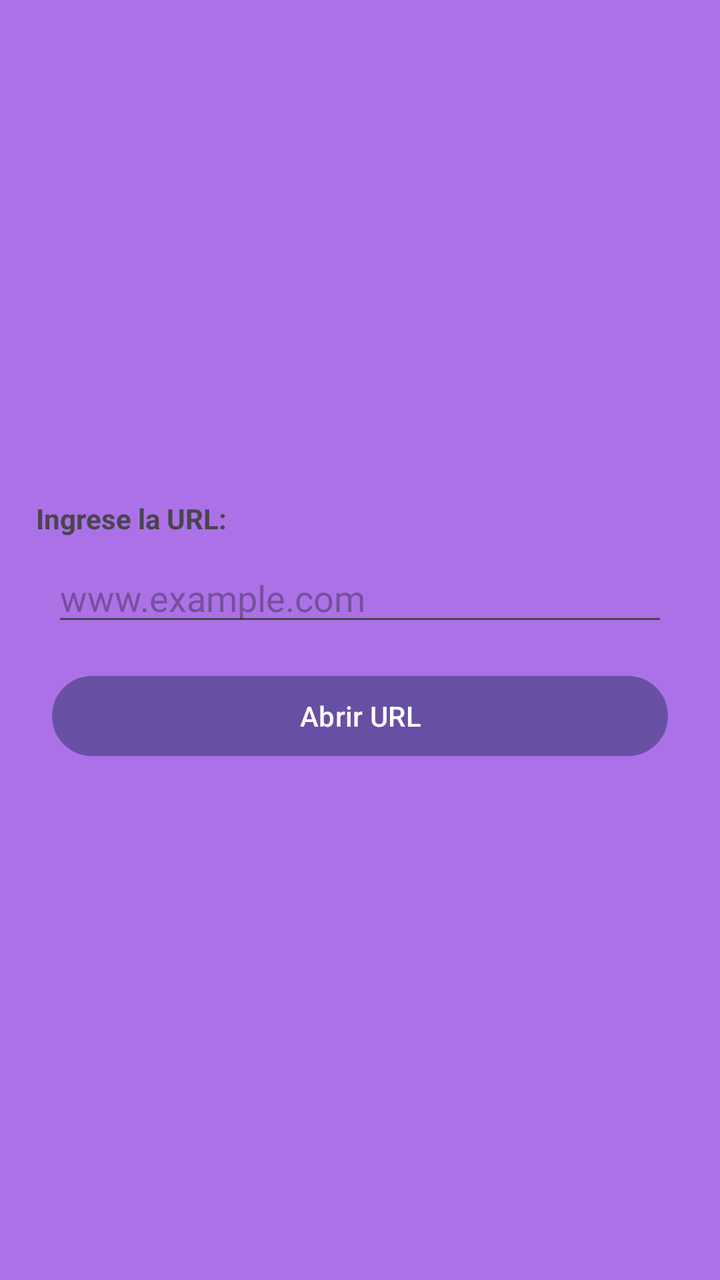
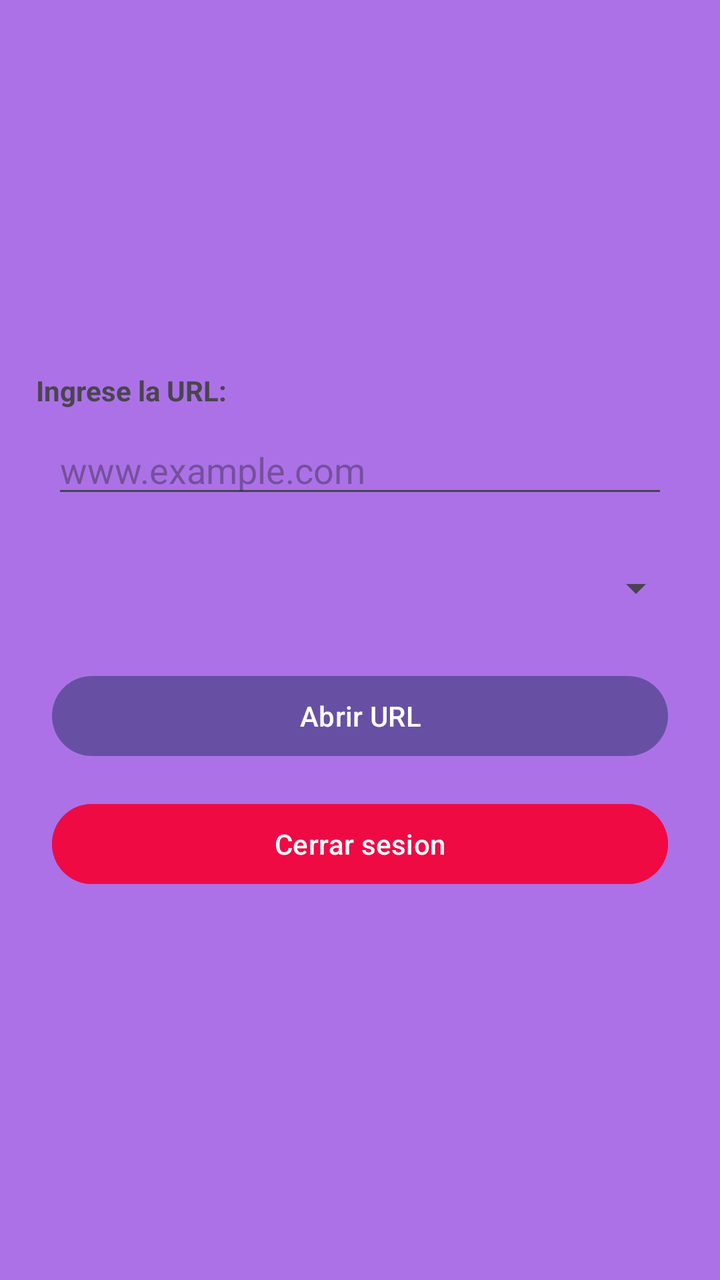

Screens rendered from an Android XML layout before and after an edit, with the pre-edit source and the edit as a unified diff.
<!-- AndroidManifest.xml: application theme Theme.MovilesParte1 -->
<!-- res/layout/activity_principal.xml -->
<?xml version="1.0" encoding="utf-8"?>
<LinearLayout xmlns:android="http://schemas.android.com/apk/res/android"
    xmlns:app="http://schemas.android.com/apk/res-auto"
    xmlns:tools="http://schemas.android.com/tools"
    android:id="@+id/main"
    android:layout_width="match_parent"
    android:layout_height="match_parent"
    android:background="@color/title_color"
    android:orientation="vertical"
    android:padding="18dp"
    android:gravity="center"
    tools:context=".Principal">


    <TextView
        android:layout_width="match_parent"
        android:layout_height="wrap_content"
        android:textStyle="bold"
        android:text="Ingrese la URL:"/>

    <com.google.android.material.textfield.TextInputEditText
        android:id="@+id/urlText"
        android:layout_width="match_parent"
        android:layout_height="wrap_content"
        android:layout_margin="8dp"
        android:hint="www.example.com"/>

    <com.google.android.material.button.MaterialButton
        android:id="@+id/urlBtn"
        android:layout_width="match_parent"
        android:layout_height="wrap_content"
        android:layout_margin="8dp"
        android:text="Abrir URL"/>


</LinearLayout>
<!-- resources referenced by this layout -->
<resources>
  <color name="title_color">#AC71E7</color>
  <style name="Theme.MovilesParte1" parent="Base.Theme.MovilesParte1" />
  <style name="Base.Theme.MovilesParte1" parent="Theme.Material3.DayNight.NoActionBar">
          
          
      </style>
</resources>

<!-- the commit's change to res/layout/activity_principal.xml (unified diff, before → after) -->
@@ -25,6 +25,14 @@
         android:layout_margin="8dp"
         android:hint="www.example.com"/>
 
+
+    <Spinner
+        android:id="@+id/spinnerUrls"
+        android:layout_width="match_parent"
+        android:layout_height="64dp"
+        />
+
+
     <com.google.android.material.button.MaterialButton
         android:id="@+id/urlBtn"
         android:layout_width="match_parent"
@@ -33,4 +41,14 @@
         android:text="Abrir URL"/>
 
 
+
+    <com.google.android.material.button.MaterialButton
+        android:id="@+id/logoutBtn"
+        android:layout_width="match_parent"
+        android:layout_height="wrap_content"
+        android:layout_margin="8dp"
+        android:backgroundTint="@color/red"
+        android:text="Cerrar sesion"/>
+
+
 </LinearLayout>
<!-- resource entries referenced after the edit -->
@@ -1,5 +1,6 @@
 <!-- resources referenced by this layout -->
 <resources>
+  <color name="red">#EF0A44</color>
   <color name="title_color">#AC71E7</color>
   <style name="Theme.MovilesParte1" parent="Base.Theme.MovilesParte1" />
   <style name="Base.Theme.MovilesParte1" parent="Theme.Material3.DayNight.NoActionBar">
